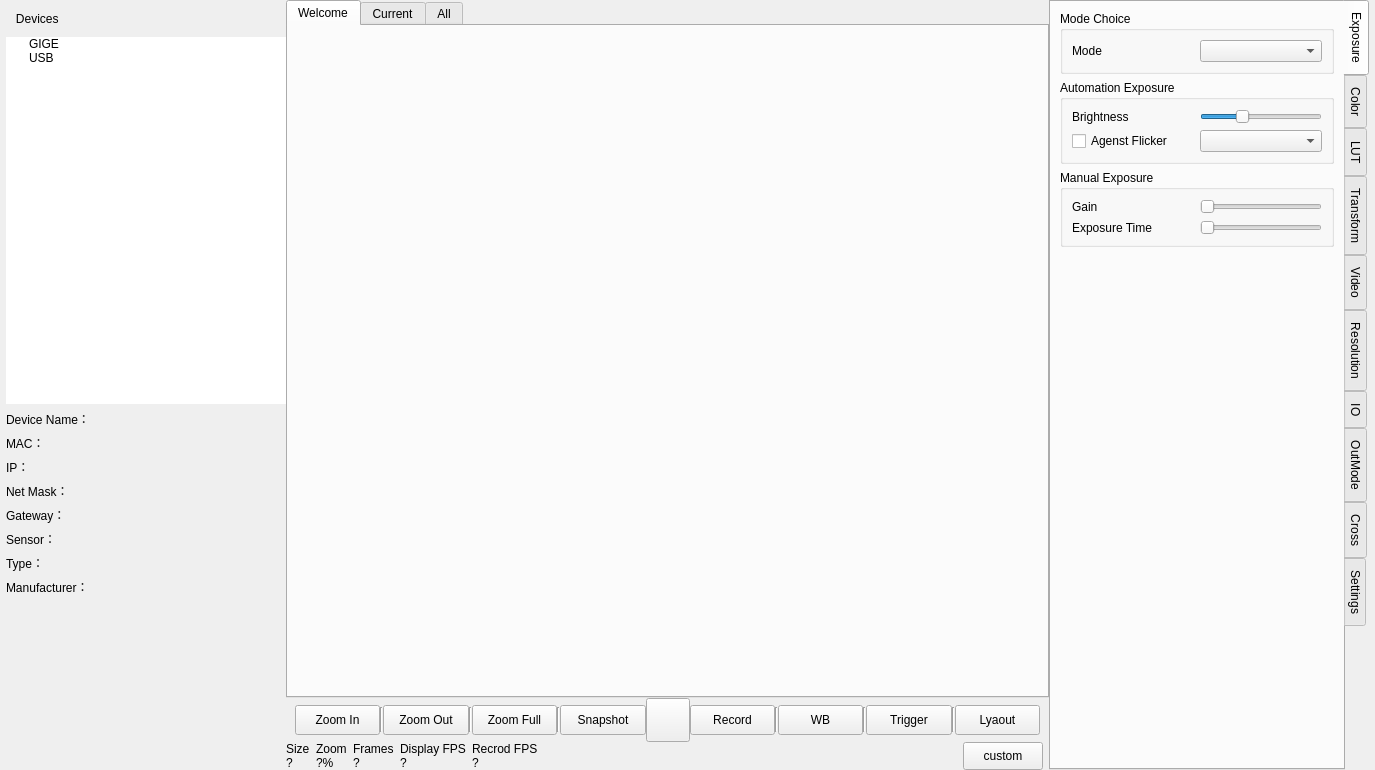
Qt form mainwindow.ui (sltruman/mind-vision-example) before a commit.
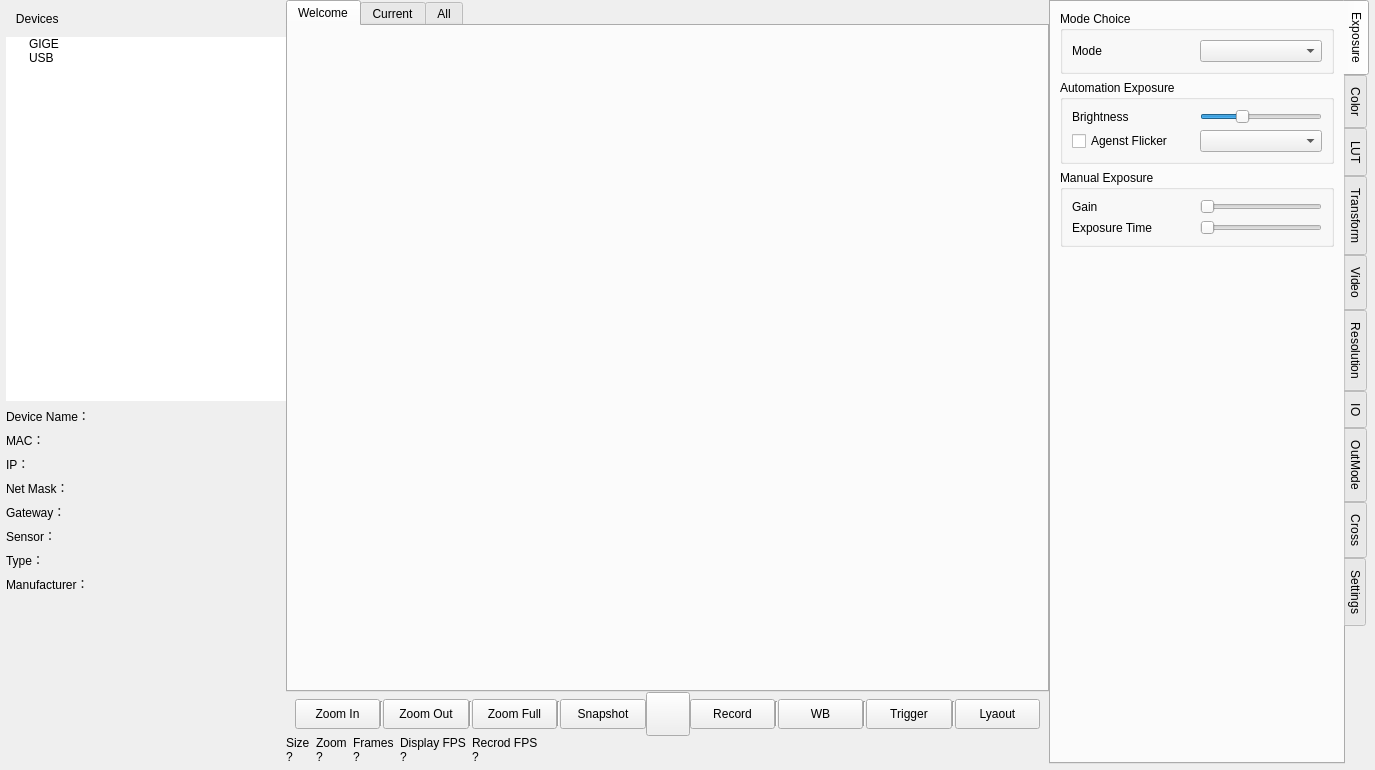
The same form after that commit. The open tabs and pages were chosen to show the change. Icons and pictures are not drawn. Custom widgets are drawn as their Qt base class.

Patch:
```diff
--- a/mainwindow.ui
+++ b/mainwindow.ui
@@ -34,7 +34,7 @@
      <number>6</number>
     </property>
     <property name="bottomMargin">
-     <number>0</number>
+     <number>6</number>
     </property>
     <item>
      <widget class="QWidget" name="widget_leftSide" native="true">
@@ -183,7 +183,7 @@
             <x>0</x>
             <y>0</y>
             <width>280</width>
-            <height>354</height>
+            <height>351</height>
            </rect>
           </property>
           <layout class="QVBoxLayout" name="verticalLayout">
@@ -914,7 +914,7 @@
               </size>
              </property>
              <property name="text">
-              <string>?%</string>
+              <string>?</string>
              </property>
             </widget>
            </item>
@@ -1041,38 +1041,6 @@
            </property>
           </spacer>
          </item>
-         <item>
-          <layout class="QVBoxLayout" name="verticalLayout_10">
-           <property name="spacing">
-            <number>0</number>
-           </property>
-           <property name="leftMargin">
-            <number>6</number>
-           </property>
-           <property name="rightMargin">
-            <number>6</number>
-           </property>
-           <item>
-            <widget class="QPushButton" name="pushButton_customStatus">
-             <property name="minimumSize">
-              <size>
-               <width>0</width>
-               <height>0</height>
-              </size>
-             </property>
-             <property name="maximumSize">
-              <size>
-               <width>16777215</width>
-               <height>99999</height>
-              </size>
-             </property>
-             <property name="text">
-              <string>custom</string>
-             </property>
-            </widget>
-           </item>
-          </layout>
-         </item>
         </layout>
        </widget>
       </item>
@@ -1102,7 +1070,7 @@
        <enum>QTabWidget::Rounded</enum>
       </property>
       <property name="currentIndex">
-       <number>9</number>
+       <number>0</number>
       </property>
       <property name="elideMode">
        <enum>Qt::ElideNone</enum>
```
